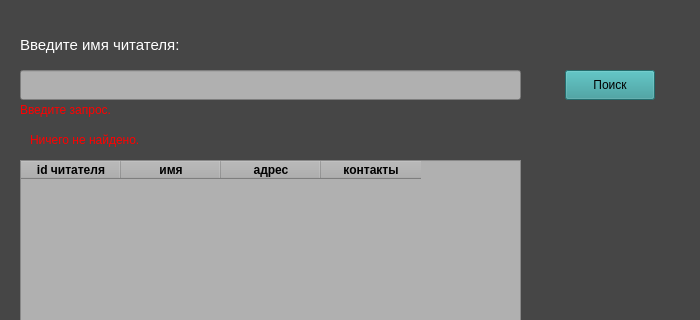
First picture: the form in ClientSearch.ui, repository andrejmaznin/library, before the edit; both pictures show x 0 to 700 and y 0 to 320 of the 700 by 700 pixel window.
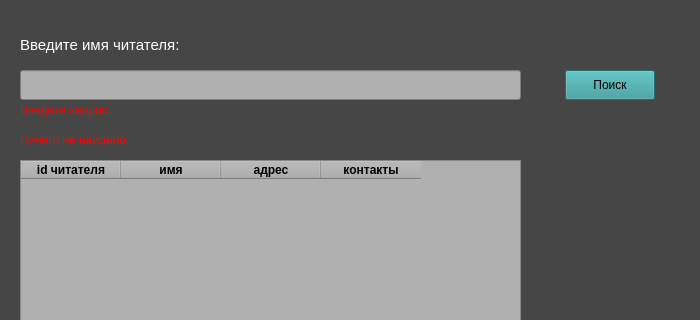
Second picture: the form after the edit.

```diff
--- a/ClientSearch.ui
+++ b/ClientSearch.ui
@@ -150,7 +150,7 @@
   <widget class="QLabel" name="lb_nothing">
    <property name="geometry">
     <rect>
-     <x>30</x>
+     <x>20</x>
      <y>130</y>
      <width>500</width>
      <height>20</height>
```
